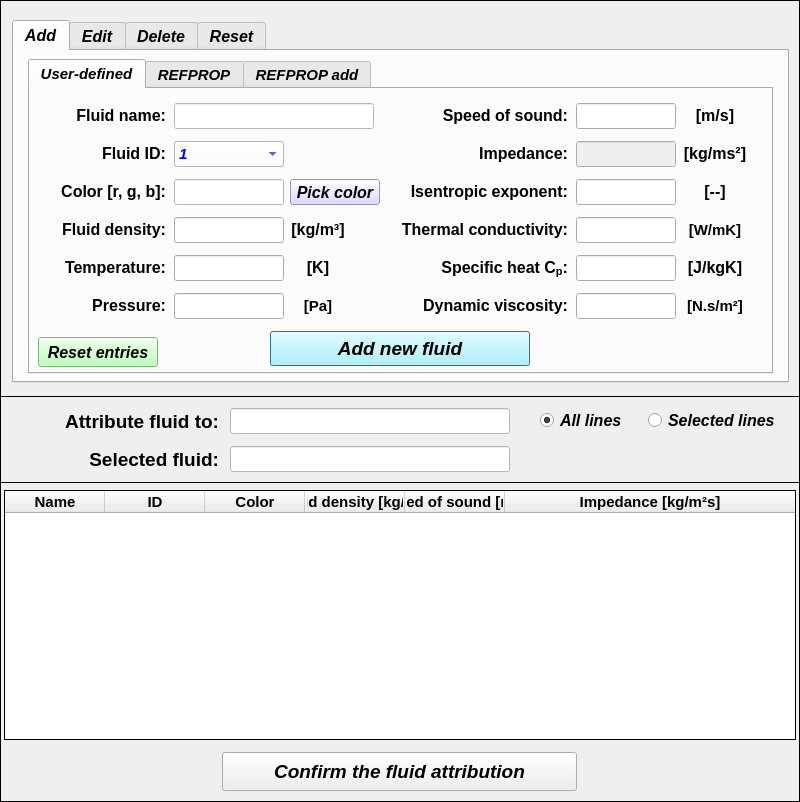
Before: the Qt Designer form data/ui_files/model/acoustic/fluid_input.ui in MOPT-UFSC/VIBRA, drawn with Qt 5.
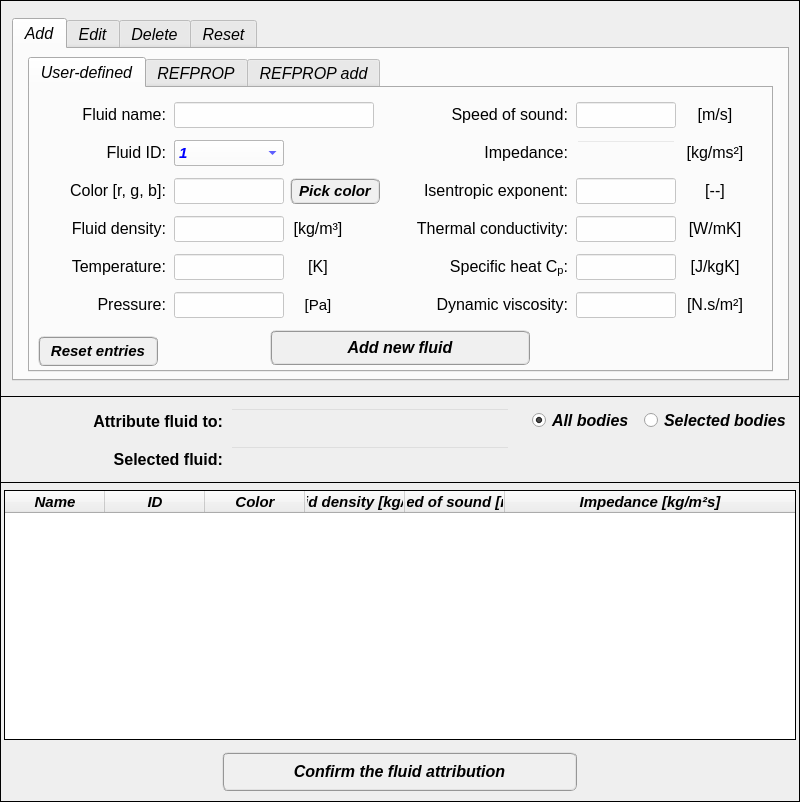
After: the same form once the commit is applied. Icons and pictures are not drawn.

Commit message: Set fluid inputs - first commit

What changed in the file:
```diff
--- a/data/ui_files/model/acoustic/fluid_input.ui
+++ b/data/ui_files/model/acoustic/fluid_input.ui
@@ -22,13 +22,13 @@
   <property name="minimumSize">
    <size>
     <width>690</width>
-    <height>777</height>
+    <height>802</height>
    </size>
   </property>
   <property name="maximumSize">
    <size>
     <width>800</width>
-    <height>900</height>
+    <height>802</height>
    </size>
   </property>
   <property name="contextMenuPolicy">
@@ -78,7 +78,7 @@
     <property name="geometry">
      <rect>
       <x>12</x>
-      <y>20</y>
+      <y>18</y>
       <width>777</width>
       <height>363</height>
      </rect>
@@ -87,9 +87,9 @@
      <font>
       <family>Arial</family>
       <pointsize>12</pointsize>
-      <weight>75</weight>
+      <weight>50</weight>
       <italic>true</italic>
-      <bold>true</bold>
+      <bold>false</bold>
      </font>
     </property>
     <property name="currentIndex">
@@ -110,7 +110,8 @@
       </property>
       <property name="font">
        <font>
-        <pointsize>11</pointsize>
+        <pointsize>12</pointsize>
+        <italic>true</italic>
        </font>
       </property>
       <property name="currentIndex">
@@ -243,6 +244,10 @@
           <bold>true</bold>
          </font>
         </property>
+        <property name="styleSheet">
+         <string notr="true">QLineEdit{color: rgb(0,0,255); background-color: rgba(255, 255, 255, 200)}
+QLineEdit::Disabled{color: rgb(120,120,120); background-color: rgba(0, 0, 0, 0)}</string>
+        </property>
         <property name="alignment">
          <set>Qt::AlignCenter</set>
         </property>
@@ -330,6 +335,10 @@
           <bold>true</bold>
          </font>
         </property>
+        <property name="styleSheet">
+         <string notr="true">QLineEdit{color: rgb(0,0,255); background-color: rgba(255, 255, 255, 200)}
+QLineEdit::Disabled{color: rgb(120,120,120); background-color: rgba(0, 0, 0, 0)}</string>
+        </property>
         <property name="text">
          <string/>
         </property>
@@ -509,8 +518,8 @@
          </font>
         </property>
         <property name="styleSheet">
-         <string notr="true">color: rgb(0, 0, 255);
-background-color: rgb(255, 255, 255);</string>
+         <string notr="true">QLineEdit{color: rgb(0,0,255); background-color: rgba(255, 255, 255, 200)}
+QLineEdit::Disabled{color: rgb(120,120,120); background-color: rgba(0, 0, 0, 0)}</string>
         </property>
         <property name="text">
          <string/>
@@ -596,11 +605,10 @@
         <property name="font">
          <font>
           <family>Arial</family>
-          <pointsize>14</pointsize>
+          <pointsize>12</pointsize>
           <weight>75</weight>
           <italic>true</italic>
           <bold>true</bold>
-          <stylestrategy>PreferDefault</stylestrategy>
          </font>
         </property>
         <property name="cursor">
@@ -613,7 +621,9 @@
          <bool>false</bool>
         </property>
         <property name="styleSheet">
-         <string notr="true">background-color: rgb(170, 255, 255);</string>
+         <string notr="true">QPushButton{border-radius: 6px; border-color: rgb(150, 150, 150); border-style: ridge; border-width: 2px; color: rgb(0, 0, 0); background-color: rgb(240, 240, 240); font: 75 italic bold 12pt &quot;Arial&quot;}
+QPushButton:hover{border-radius: 6px; border-color: rgb(0, 170, 255); border-style: ridge; border-width: 2px; color: rgb(0, 0, 0); background-color: rgba(174, 213, 255, 100); font: 75 italic bold 12pt &quot;Arial&quot;}
+QPushButton:pressed{border-radius: 6px; border-color: rgb(0, 170, 255); border-style: ridge; border-width: 3px; color: rgb(0, 0, 0); background-color: rgb(174, 213, 255); font: 75 italic bold 12pt &quot;Arial&quot;}</string>
         </property>
         <property name="text">
          <string>Add new fluid</string>
@@ -668,7 +678,8 @@
          </font>
         </property>
         <property name="styleSheet">
-         <string notr="true">color: rgb(40, 40, 40);</string>
+         <string notr="true">QLineEdit{color: rgb(0,0,255); background-color: rgba(255, 255, 255, 200)}
+QLineEdit::Disabled{color: rgb(120,120,120); background-color: rgba(0, 0, 0, 0)}</string>
         </property>
         <property name="alignment">
          <set>Qt::AlignCenter</set>
@@ -732,6 +743,10 @@
           <bold>true</bold>
          </font>
         </property>
+        <property name="styleSheet">
+         <string notr="true">QLineEdit{color: rgb(0,0,255); background-color: rgba(255, 255, 255, 200)}
+QLineEdit::Disabled{color: rgb(120,120,120); background-color: rgba(0, 0, 0, 0)}</string>
+        </property>
         <property name="text">
          <string/>
         </property>
@@ -795,8 +810,8 @@
          </font>
         </property>
         <property name="styleSheet">
-         <string notr="true">color: rgb(0, 0, 255);
-background-color: rgb(255, 255, 255);</string>
+         <string notr="true">QLineEdit{color: rgb(0,0,255); background-color: rgba(255, 255, 255, 200)}
+QLineEdit::Disabled{color: rgb(120,120,120); background-color: rgba(0, 0, 0, 0)}</string>
         </property>
         <property name="text">
          <string/>
@@ -860,6 +875,10 @@
           <bold>true</bold>
          </font>
         </property>
+        <property name="styleSheet">
+         <string notr="true">QLineEdit{color: rgb(0,0,255); background-color: rgba(255, 255, 255, 200)}
+QLineEdit::Disabled{color: rgb(120,120,120); background-color: rgba(0, 0, 0, 0)}</string>
+        </property>
         <property name="alignment">
          <set>Qt::AlignCenter</set>
         </property>
@@ -922,6 +941,10 @@
           <bold>true</bold>
          </font>
         </property>
+        <property name="styleSheet">
+         <string notr="true">QLineEdit{color: rgb(0,0,255); background-color: rgba(255, 255, 255, 200)}
+QLineEdit::Disabled{color: rgb(120,120,120); background-color: rgba(0, 0, 0, 0)}</string>
+        </property>
         <property name="alignment">
          <set>Qt::AlignCenter</set>
         </property>
@@ -953,11 +976,10 @@
         <property name="font">
          <font>
           <family>Arial</family>
-          <pointsize>12</pointsize>
+          <pointsize>11</pointsize>
           <weight>75</weight>
           <italic>true</italic>
           <bold>true</bold>
-          <stylestrategy>PreferDefault</stylestrategy>
          </font>
         </property>
         <property name="cursor">
@@ -970,7 +992,9 @@
          <bool>false</bool>
         </property>
         <property name="styleSheet">
-         <string notr="true">background-color: rgb(171, 255, 166);</string>
+         <string notr="true">QPushButton{border-radius: 6px; border-color: rgb(150, 150, 150); border-style: ridge; border-width: 2px; color: rgb(0, 0, 0); background-color: rgb(240, 240, 240); font: 75 italic bold 11pt &quot;Arial&quot;}
+QPushButton:hover{border-radius: 6px; border-color: rgb(0, 170, 255); border-style: ridge; border-width: 2px; color: rgb(0, 0, 0); background-color: rgba(174, 213, 255, 100); font: 75 italic bold 11pt &quot;Arial&quot;}
+QPushButton:pressed{border-radius: 6px; border-color: rgb(0, 170, 255); border-style: ridge; border-width: 3px; color: rgb(0, 0, 0); background-color: rgb(174, 213, 255); font: 75 italic bold 11pt &quot;Arial&quot;}</string>
         </property>
         <property name="text">
          <string>Reset entries</string>
@@ -1021,6 +1045,10 @@
           <bold>true</bold>
          </font>
         </property>
+        <property name="styleSheet">
+         <string notr="true">QLineEdit{color: rgb(0,0,255); background-color: rgba(255, 255, 255, 200)}
+QLineEdit::Disabled{color: rgb(120,120,120); background-color: rgba(0, 0, 0, 0)}</string>
+        </property>
         <property name="alignment">
          <set>Qt::AlignCenter</set>
         </property>
@@ -1102,15 +1130,16 @@
         <property name="font">
          <font>
           <family>Arial</family>
-          <pointsize>12</pointsize>
+          <pointsize>11</pointsize>
           <weight>75</weight>
           <italic>true</italic>
           <bold>true</bold>
          </font>
         </property>
         <property name="styleSheet">
-         <string notr="true">background-color: rgb(212, 208, 255);
-font: 75 italic bold 12pt &quot;Arial&quot;;</string>
+         <string notr="true">QPushButton{border-radius: 6px; border-color: rgb(150, 150, 150); border-style: ridge; border-width: 2px; color: rgb(0, 0, 0); background-color: rgb(240, 240, 240); font: 75 italic bold 11pt &quot;Arial&quot;}
+QPushButton:hover{border-radius: 6px; border-color: rgb(0, 170, 255); border-style: ridge; border-width: 2px; color: rgb(0, 0, 0); background-color: rgba(174, 213, 255, 100); font: 75 italic bold 11pt &quot;Arial&quot;}
+QPushButton:pressed{border-radius: 6px; border-color: rgb(0, 170, 255); border-style: ridge; border-width: 3px; color: rgb(0, 0, 0); background-color: rgb(174, 213, 255); font: 75 italic bold 11pt &quot;Arial&quot;}</string>
         </property>
         <property name="text">
          <string>Pick color</string>
@@ -1211,7 +1240,8 @@
          </font>
         </property>
         <property name="styleSheet">
-         <string notr="true">color: rgb(30, 30, 30);</string>
+         <string notr="true">QLineEdit{color: rgb(0,0,255); background-color: rgba(255, 255, 255, 200)}
+QLineEdit::Disabled{color: rgb(120,120,120); background-color: rgba(0, 0, 0, 0)}</string>
         </property>
         <property name="alignment">
          <set>Qt::AlignCenter</set>
@@ -1251,7 +1281,8 @@
          </font>
         </property>
         <property name="styleSheet">
-         <string notr="true">color: rgb(30, 30, 30);</string>
+         <string notr="true">QLineEdit{color: rgb(0,0,255); background-color: rgba(255, 255, 255, 200)}
+QLineEdit::Disabled{color: rgb(120,120,120); background-color: rgba(0, 0, 0, 0)}</string>
         </property>
         <property name="text">
          <string/>
@@ -1306,6 +1337,12 @@
           <height>26</height>
          </size>
         </property>
+        <property name="font">
+         <font>
+          <pointsize>11</pointsize>
+          <italic>false</italic>
+         </font>
+        </property>
         <property name="text">
          <string>&lt;html&gt;&lt;head/&gt;&lt;body&gt;&lt;p align=&quot;center&quot;&gt;&lt;span style=&quot; font-style:normal;&quot;&gt;[Pa]&lt;/span&gt;&lt;/p&gt;&lt;/body&gt;&lt;/html&gt;</string>
         </property>
@@ -5079,6 +5116,9 @@
      <height>406</height>
     </size>
    </property>
+   <property name="styleSheet">
+    <string notr="true"/>
+   </property>
    <property name="frameShape">
     <enum>QFrame::Box</enum>
    </property>
@@ -5115,11 +5155,15 @@
     <property name="font">
      <font>
       <family>Arial</family>
-      <pointsize>11</pointsize>
+      <pointsize>10</pointsize>
       <weight>75</weight>
+      <italic>true</italic>
       <bold>true</bold>
      </font>
     </property>
+    <property name="styleSheet">
+     <string notr="true"/>
+    </property>
     <property name="frameShape">
      <enum>QFrame::Panel</enum>
     </property>
@@ -5136,7 +5180,7 @@
      <bool>true</bool>
     </property>
     <property name="alternatingRowColors">
-     <bool>true</bool>
+     <bool>false</bool>
     </property>
     <property name="indentation">
      <number>0</number>
@@ -5178,15 +5222,6 @@
        <blue>255</blue>
       </color>
      </property>
-     <property name="foreground">
-      <brush brushstyle="SolidPattern">
-       <color alpha="255">
-        <red>0</red>
-        <green>0</green>
-        <blue>0</blue>
-       </color>
-      </brush>
-     </property>
     </column>
     <column>
      <property name="text">
@@ -5203,15 +5238,6 @@
      <property name="textAlignment">
       <set>AlignCenter</set>
      </property>
-     <property name="foreground">
-      <brush brushstyle="SolidPattern">
-       <color alpha="255">
-        <red>0</red>
-        <green>0</green>
-        <blue>0</blue>
-       </color>
-      </brush>
-     </property>
     </column>
     <column>
      <property name="text">
@@ -5228,15 +5254,6 @@
      <property name="textAlignment">
       <set>AlignCenter</set>
      </property>
-     <property name="foreground">
-      <brush brushstyle="SolidPattern">
-       <color alpha="255">
-        <red>0</red>
-        <green>0</green>
-        <blue>0</blue>
-       </color>
-      </brush>
-     </property>
     </column>
     <column>
      <property name="text">
@@ -5253,15 +5270,6 @@
      <property name="textAlignment">
       <set>AlignCenter</set>
      </property>
-     <property name="foreground">
-      <brush brushstyle="SolidPattern">
-       <color alpha="255">
-        <red>0</red>
-        <green>0</green>
-        <blue>0</blue>
-       </color>
-      </brush>
-     </property>
     </column>
     <column>
      <property name="text">
@@ -5278,15 +5286,6 @@
      <property name="textAlignment">
       <set>AlignCenter</set>
      </property>
-     <property name="foreground">
-      <brush brushstyle="SolidPattern">
-       <color alpha="255">
-        <red>0</red>
-        <green>0</green>
-        <blue>0</blue>
-       </color>
-      </brush>
-     </property>
     </column>
     <column>
      <property name="text">
@@ -5303,15 +5302,6 @@
      <property name="textAlignment">
       <set>AlignCenter</set>
      </property>
-     <property name="foreground">
-      <brush brushstyle="SolidPattern">
-       <color alpha="255">
-        <red>0</red>
-        <green>0</green>
-        <blue>0</blue>
-       </color>
-      </brush>
-     </property>
     </column>
    </widget>
    <widget class="QPushButton" name="pushButton_confirm">
@@ -5326,7 +5316,7 @@
     <property name="font">
      <font>
       <family>Arial</family>
-      <pointsize>14</pointsize>
+      <pointsize>12</pointsize>
       <weight>75</weight>
       <italic>true</italic>
       <bold>true</bold>
@@ -5336,8 +5326,9 @@
      <bool>false</bool>
     </property>
     <property name="styleSheet">
-     <string notr="true">color: rgb(0, 0, 0);
-selection-background-color: rgb(62, 255, 62);</string>
+     <string notr="true">QPushButton{border-radius: 6px; border-color: rgb(150, 150, 150); border-style: ridge; border-width: 2px; color: rgb(0, 0, 0); background-color: rgb(240, 240, 240); font: 75 italic bold 12pt &quot;Arial&quot;}
+QPushButton:hover{border-radius: 6px; border-color: rgb(0, 170, 255); border-style: ridge; border-width: 2px; color: rgb(0, 0, 0); background-color: rgba(174, 213, 255, 100); font: 75 italic bold 12pt &quot;Arial&quot;}
+QPushButton:pressed{border-radius: 6px; border-color: rgb(0, 170, 255); border-style: ridge; border-width: 3px; color: rgb(0, 0, 0); background-color: rgb(174, 213, 255); font: 75 italic bold 12pt &quot;Arial&quot;}</string>
     </property>
     <property name="text">
      <string>Confirm the fluid attribution</string>
@@ -5382,21 +5373,21 @@
     <widget class="QRadioButton" name="radioButton_selected_lines">
      <property name="geometry">
       <rect>
-       <x>648</x>
+       <x>644</x>
        <y>12</y>
-       <width>135</width>
+       <width>152</width>
        <height>25</height>
       </rect>
      </property>
      <property name="minimumSize">
       <size>
-       <width>135</width>
+       <width>152</width>
        <height>25</height>
       </size>
      </property>
      <property name="maximumSize">
       <size>
-       <width>135</width>
+       <width>152</width>
        <height>25</height>
       </size>
      </property>
@@ -5407,11 +5398,10 @@
        <weight>75</weight>
        <italic>true</italic>
        <bold>true</bold>
-       <stylestrategy>PreferAntialias</stylestrategy>
       </font>
      </property>
      <property name="text">
-      <string>Selected lines</string>
+      <string>Selected bodies</string>
      </property>
      <property name="checked">
       <bool>false</bool>
@@ -5420,12 +5410,24 @@
     <widget class="QRadioButton" name="radioButton_all">
      <property name="geometry">
       <rect>
-       <x>540</x>
+       <x>532</x>
        <y>12</y>
-       <width>95</width>
+       <width>100</width>
        <height>25</height>
       </rect>
      </property>
+     <property name="minimumSize">
+      <size>
+       <width>100</width>
+       <height>25</height>
+      </size>
+     </property>
+     <property name="maximumSize">
+      <size>
+       <width>100</width>
+       <height>25</height>
+      </size>
+     </property>
      <property name="font">
       <font>
        <family>Arial</family>
@@ -5433,11 +5435,10 @@
        <weight>75</weight>
        <italic>true</italic>
        <bold>true</bold>
-       <stylestrategy>PreferAntialias</stylestrategy>
       </font>
      </property>
      <property name="text">
-      <string>All lines</string>
+      <string>All bodies</string>
      </property>
      <property name="checked">
       <bool>true</bool>
@@ -5446,7 +5447,7 @@
     <widget class="QLabel" name="label">
      <property name="geometry">
       <rect>
-       <x>22</x>
+       <x>26</x>
        <y>12</y>
        <width>197</width>
        <height>28</height>
@@ -5455,7 +5456,7 @@
      <property name="font">
       <font>
        <family>Arial</family>
-       <pointsize>14</pointsize>
+       <pointsize>12</pointsize>
        <weight>75</weight>
        <bold>true</bold>
       </font>
@@ -5507,8 +5508,8 @@
       <enum>Qt::ClickFocus</enum>
      </property>
      <property name="styleSheet">
-      <string notr="true">background-color: rgb(255, 255, 255);
-color: rgb(0, 0, 255);</string>
+      <string notr="true">QLineEdit{color: rgb(0,0,255); background-color: rgba(255, 255, 255, 200)}
+QLineEdit::Disabled{color: rgb(120,120,120); background-color: rgba(0, 0, 0, 0)}</string>
      </property>
      <property name="text">
       <string/>
@@ -5554,8 +5555,8 @@
       <enum>Qt::ClickFocus</enum>
      </property>
      <property name="styleSheet">
-      <string notr="true">background-color: rgb(255, 255, 255);
-color: rgb(0, 0, 255);</string>
+      <string notr="true">QLineEdit{color: rgb(0,0,255); background-color: rgba(255, 255, 255, 200)}
+QLineEdit::Disabled{color: rgb(120,120,120); background-color: rgba(0, 0, 0, 0)}</string>
      </property>
      <property name="text">
       <string/>
@@ -5567,7 +5568,7 @@
     <widget class="QLabel" name="label_3">
      <property name="geometry">
       <rect>
-       <x>22</x>
+       <x>26</x>
        <y>50</y>
        <width>197</width>
        <height>28</height>
@@ -5576,7 +5577,7 @@
      <property name="font">
       <font>
        <family>Arial</family>
-       <pointsize>14</pointsize>
+       <pointsize>12</pointsize>
        <weight>75</weight>
        <bold>true</bold>
       </font>
```
Left out of the diff: 198 changed lines with no effect on the pictures. The commit also changes 13 other files.
